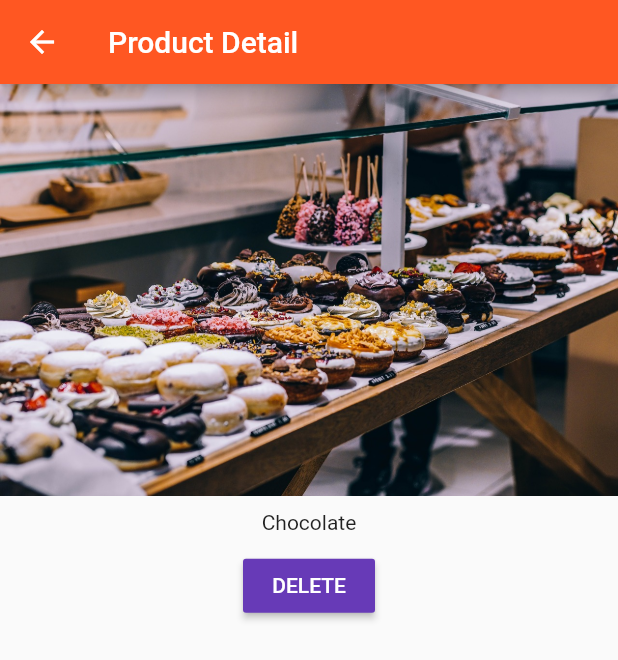
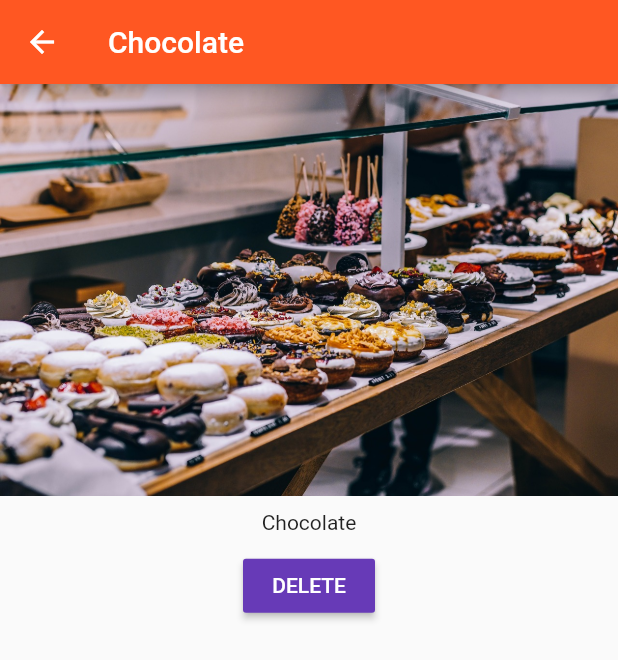
Before and after one commit to emma-ea/marketplace, a Flutter app: the screen it shows after launch, after a tap on "Add Product", after a tap on "Details", on a phone screen of 412 x 824 dp. Shown: the top 660 px of the screen. Run offline on Flutter 3.47's test engine with Material 2 defaults, Android fonts, the phone set to English and light mode, and no system bars.

Commit message:
fixed return error of nav when user uses the hardware or software back button

```diff
--- a/lib/pages/product.dart
+++ b/lib/pages/product.dart
@@ -1,4 +1,6 @@
 import 'package:flutter/material.dart';
+
+import 'dart:async';
 
 class ProductPage extends StatelessWidget {
   final String title;
@@ -8,9 +10,14 @@ class ProductPage extends StatelessWidget {
 
   @override
   Widget build(BuildContext context) {
-    return Scaffold(
+    return WillPopScope(
+      onWillPop: () {
+        Navigator.pop(context, false);
+        return Future.value(false);
+      },
+      child: Scaffold(
         appBar: AppBar(
-        title: Text('Product Detail'),
+          title: Text(title),
         ),
         body: Column(
           crossAxisAlignment: CrossAxisAlignment.center,
@@ -28,6 +35,7 @@ class ProductPage extends StatelessWidget {
             ),
           ],
         ),
+      ),
     );
   }
 }
--- a/lib/products.dart
+++ b/lib/products.dart
@@ -56,7 +56,6 @@ class Products extends StatelessWidget {
 
   @override
   Widget build(BuildContext context) {
-    print('[Products Widget] build()');
     return _buildProductList();
   }
 }
```
Lines whose indentation alone changed are shown as unchanged.
